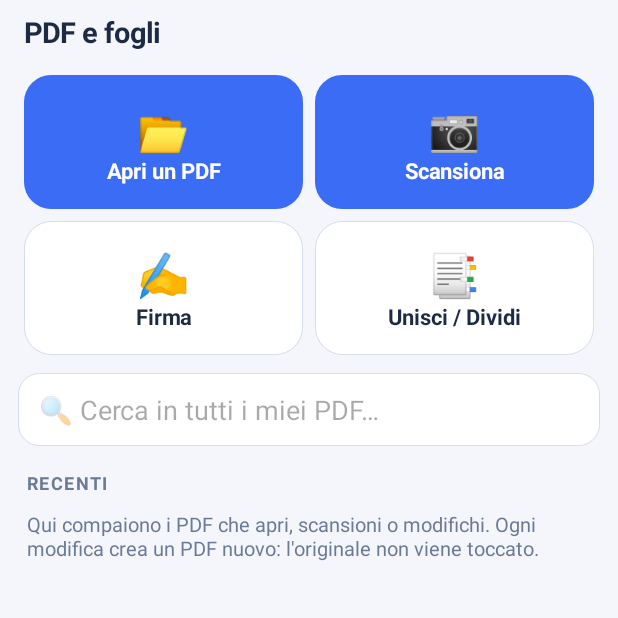
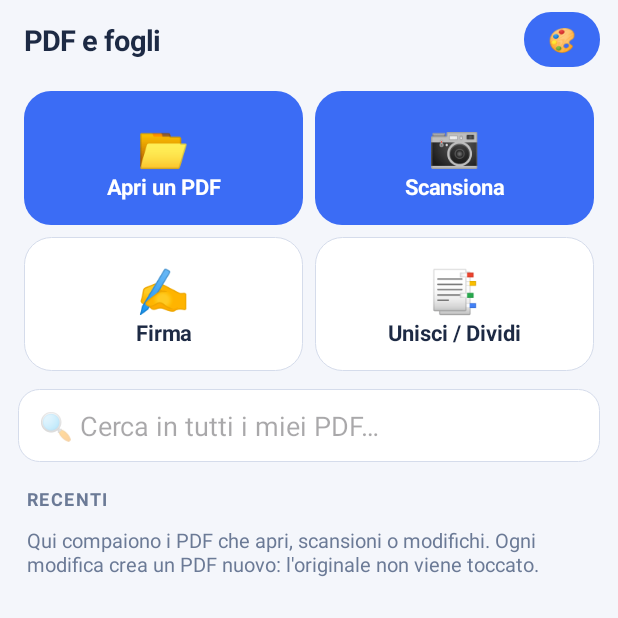
Before and after one commit to micmax1000-afk/PDF, an Android app: the screen it shows after launch (MainActivity), on a phone screen of 412 x 824 dp, the top half of it. Run offline under Robolectric (Android 15) with nearby library versions, the phone set to English and light mode, and no system bars; libraries missing offline, so code that uses them is left out: com.tom_roush.pdfbox; 1 statement that could not run was skipped.

Commit message:
1.1.0 — Tema chiaro, scuro o come il telefono (#2)
- 🎨 in alto nella home: «Come il telefono», «Chiaro» o «Scuro» (l'app torna alla home dopo il cambio)


Claude-Session: https://claude.ai/code/session_014Ss6EdNa1B8eipyPYhe5Xd

Co-authored-by: Claude <noreply@anthropic.com>

```diff
--- a/app/build.gradle.kts
+++ b/app/build.gradle.kts
@@ -13,7 +13,7 @@ android {
         targetSdk = 34
         // Su GitHub il numero di build cresce a ogni compilazione (1000 + numero dell'esecuzione)
         versionCode = System.getenv("PDF_VERSION_CODE")?.toIntOrNull() ?: 1
-        versionName = "1.0.0"
+        versionName = "1.1.0"
         resourceConfigurations += listOf("it", "en")
     }
 
--- a/app/src/main/java/com/micmax/pdf/MainActivity.kt
+++ b/app/src/main/java/com/micmax/pdf/MainActivity.kt
@@ -17,6 +17,7 @@ import androidx.activity.OnBackPressedCallback
 import androidx.activity.result.IntentSenderRequest
 import androidx.activity.result.contract.ActivityResultContracts
 import androidx.appcompat.app.AppCompatActivity
+import androidx.appcompat.app.AppCompatDelegate
 import androidx.core.content.FileProvider
 import androidx.recyclerview.widget.LinearLayoutManager
 import com.google.android.material.dialog.MaterialAlertDialogBuilder
@@ -124,7 +125,21 @@ class MainActivity : AppCompatActivity() {
         return root
     }
 
+    /** Tema: 0 come il telefono, 1 chiaro, 2 scuro. */
+    fun themeChoice() = getSharedPreferences("pdf", MODE_PRIVATE).getInt("theme", 0)
+    private fun themeMode() = when (themeChoice()) { 1 -> AppCompatDelegate.MODE_NIGHT_NO; 2 -> AppCompatDelegate.MODE_NIGHT_YES; else -> AppCompatDelegate.MODE_NIGHT_FOLLOW_SYSTEM }
+    fun setThemeChoice(v: Int) {
+        getSharedPreferences("pdf", MODE_PRIVATE).edit().putInt("theme", v).apply()
+        AppCompatDelegate.setDefaultNightMode(themeMode())
+        recreate()
+    }
+    private fun themeDialog() {
+        val names = arrayOf("Come il telefono", "Chiaro", "Scuro")
+        MaterialAlertDialogBuilder(this).setTitle("🎨 Tema").setSingleChoiceItems(names, themeChoice()) { dl, w -> dl.dismiss(); setThemeChoice(w) }.show()
+    }
+
     override fun onCreate(savedInstanceState: Bundle?) {
+        AppCompatDelegate.setDefaultNightMode(themeMode())
         super.onCreate(savedInstanceState)
         PdfEdit.init(this)
         host = FrameLayout(this).apply { setBackgroundColor(col(R.color.bg)) }
@@ -141,7 +156,7 @@ class MainActivity : AppCompatActivity() {
     // ---------- home ----------
     private fun buildHome(): View {
         val root = LinearLayout(this).apply { orientation = LinearLayout.VERTICAL; setBackgroundColor(col(R.color.bg)) }
-        root.addView(header("PDF e fogli", null, null, back = false))
+        root.addView(header("PDF e fogli", "🎨", { themeDialog() }, back = false))
         homeBody = LinearLayout(this).apply { orientation = LinearLayout.VERTICAL; setPadding(dp(12), dp(4), dp(12), dp(24)) }
         root.addView(ScrollView(this).apply { addView(homeBody) }, LinearLayout.LayoutParams(-1, 0, 1f))
         refreshHome()
```
Also changed, not shown: 1 other file.
